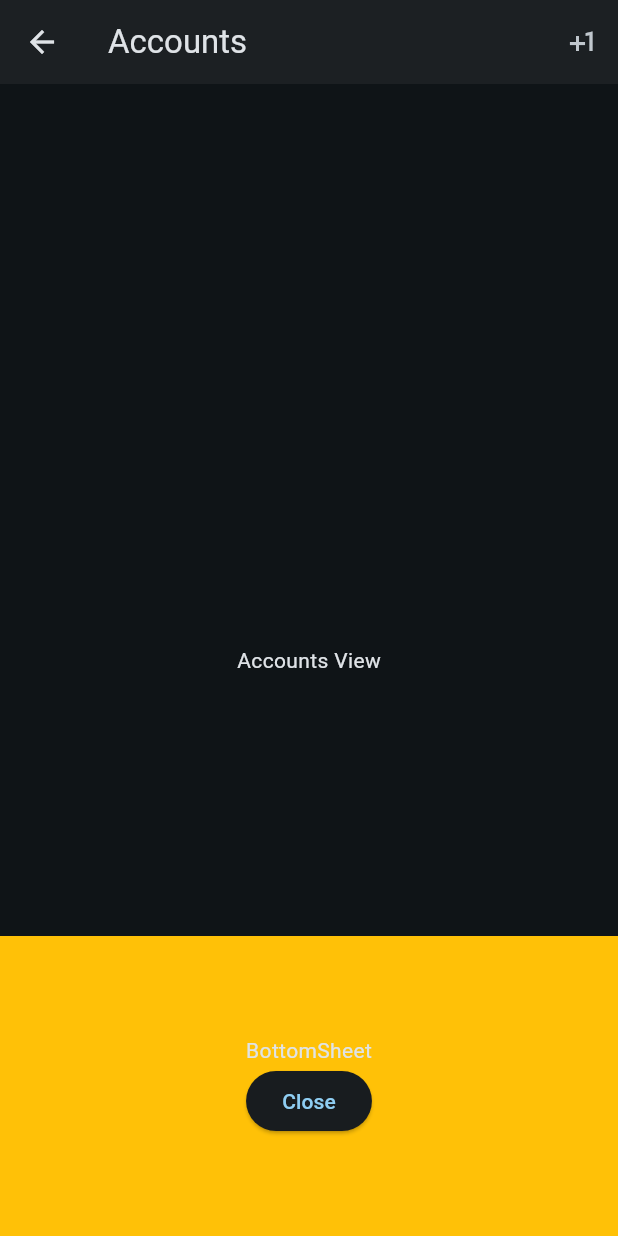
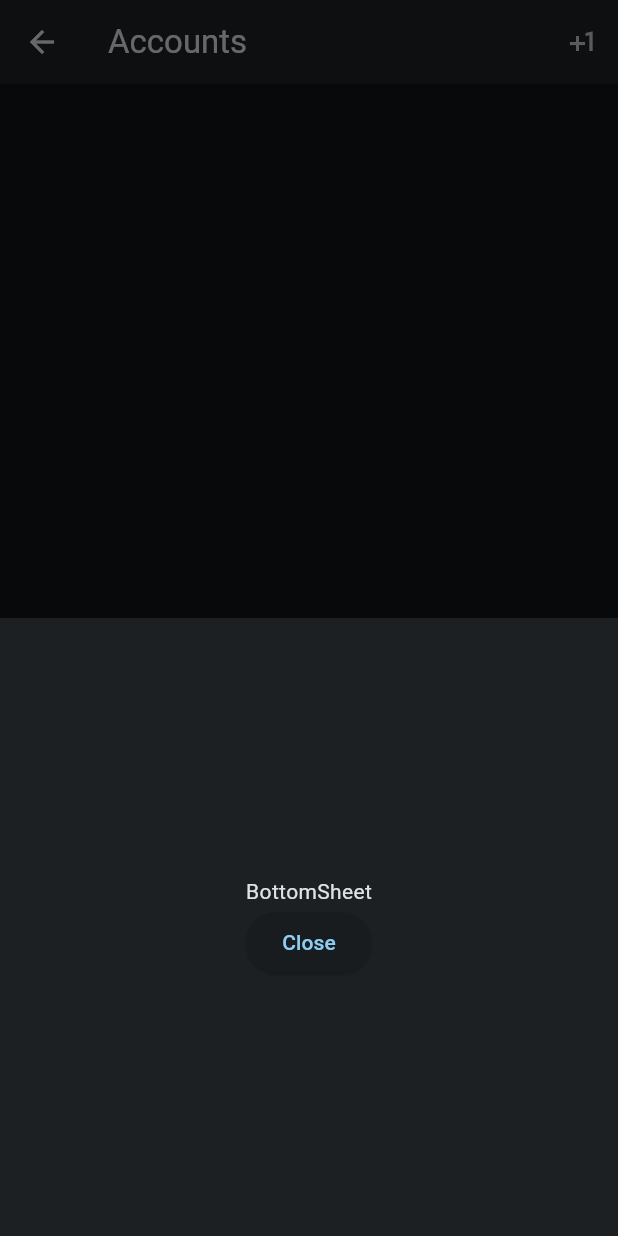
Before and after one commit to roger-chau/Nomad, a Flutter app: the AccountsView screen opened directly, after a tap on the "plus one" icon, on a phone screen of 412 x 824 dp. Run offline on Flutter 3.47's test engine with Material 3 defaults, Android fonts, the phone set to English and light mode, and no system bars.

Commit message:
color changes

```diff
--- a/lib/widgets/app_bar.dart
+++ b/lib/widgets/app_bar.dart
@@ -25,10 +25,13 @@ class _AppBarWidgetState extends State<AppBarWidget> {
           IconButton(
               icon: const Icon(Icons.plus_one),
               onPressed: () {
-                Scaffold.of(context).showBottomSheet((BuildContext context) {
+                showModalBottomSheet(
+                    context: context,
+                    useRootNavigator: true,
+                    builder: (BuildContext context) {
                       return Container(
-                    height: 200,
-                    color: Colors.amber,
+                        height: MediaQuery.of(context).size.height * 0.5,
+                        color: Theme.of(context).colorScheme.surfaceContainer,
                         child: Center(
                           child: Column(
                             mainAxisAlignment: MainAxisAlignment.center,
```
Lines whose indentation alone changed are shown as unchanged.
